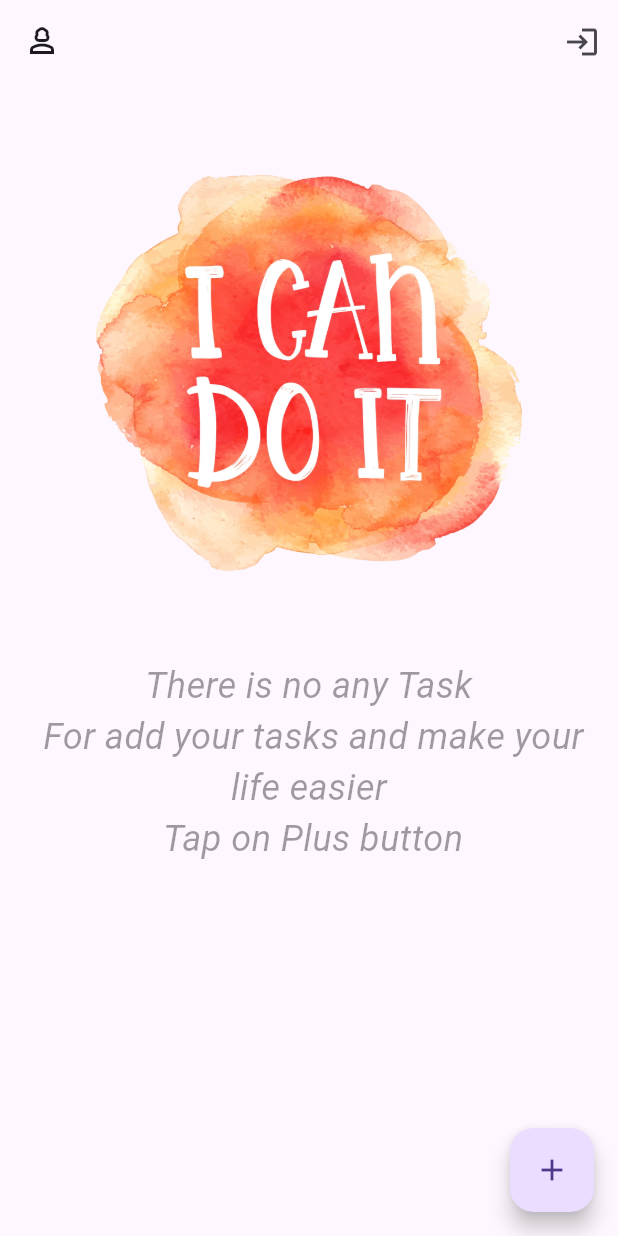
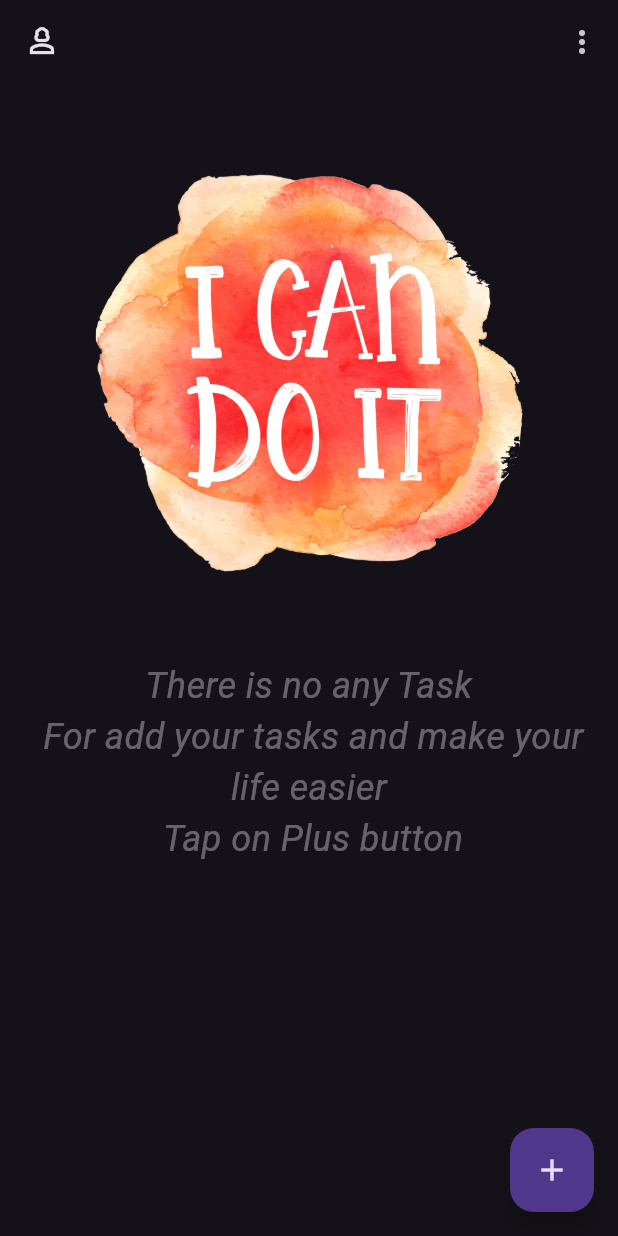
Before and after one commit to mrYasinHamidi/todo_app, a Flutter app: the TasksScreen screen opened by its route, on a phone screen of 412 x 824 dp. Run offline on Flutter 3.47's test engine with Material 3 defaults, Android fonts, the phone set to English and light mode, and no system bars; drawn by our look-alikes of toastification; our stand-ins replace dartz, dropdown_button2, easy_debounce, equatable, firebase_auth, firebase_core and 9 more; accounts and stored records are empty.

Commit message:
dark theme

```diff
--- a/lib/core/app_translate.dart
+++ b/lib/core/app_translate.dart
@@ -35,6 +35,10 @@ mixin AppTranslate {
   static const String logout = 'logout';
   static const String logoutMessage = 'logoutMessage';
   static const String taskPlaceHolderMessage = 'taskPlaceHolderMessage';
+  static const String darkModel = 'darkMode';
+  static const String lightMode = 'lightMode';
+  static const String persian = 'persian';
+  static const String english = 'english';
 
   static const Map<String, dynamic> EN = {
     yes: 'Yes',
@@ -72,7 +76,12 @@ mixin AppTranslate {
     deleteTaskMessage: 'Are you sure that you want to delete this Task?',
     logout: 'Logout',
     logoutMessage: 'Are you sure that you want to logout from application?',
-    taskPlaceHolderMessage:'There is no any Task \n For add your tasks and make your life easier \n Tap on Plus button',
+    taskPlaceHolderMessage:
+        'There is no any Task \n For add your tasks and make your life easier \n Tap on Plus button',
+    darkModel: 'Dark Mode',
+    lightMode: 'LightMode',
+    persian: 'Persian',
+    english: 'English',
   };
   static const Map<String, dynamic> FA = {
     no: 'No',
@@ -110,7 +119,11 @@ mixin AppTranslate {
     deleteTaskMessage: 'Are you sure that you want to delete this Task?',
     logout: 'Logout',
     logoutMessage: 'Are you sure that you want to logout from application?',
-    taskPlaceHolderMessage:'There is no any Task \n For add your tasks and make your life easier \n Tap on Plus button',
-
+    taskPlaceHolderMessage:
+        'There is no any Task \n For add your tasks and make your life easier \n Tap on Plus button',
+    darkModel: 'Dark Mode',
+    lightMode: 'LightMode',
+    persian: 'Persian',
+    english: 'English',
   };
 }
--- a/lib/features/tasks/view/pages/dialog/add_task_dialog.dart
+++ b/lib/features/tasks/view/pages/dialog/add_task_dialog.dart
@@ -7,6 +7,7 @@ import 'package:todo_app/core/app_toast.dart';
 import 'package:todo_app/core/app_translate.dart';
 import 'package:todo_app/features/tasks/data/models/app_task.dart';
 import 'package:todo_app/features/tasks/view/viewModels/addTask/add_task_view_model.dart';
+import 'package:todo_app/global/app_theme.dart';
 import 'package:todo_app/global/widgets/default_text_field.dart';
 import 'package:todo_app/global/widgets/default_time_picker.dart';
 import 'package:todo_app/global/widgets/item_button.dart';
@@ -123,7 +124,9 @@ class _AddTaskDialogState extends State<AddTaskDialog> {
                     MaxGap(8),
                     Text(
                       AppTranslate.addTaskBottomMessage.getString(context),
-                      style: TextStyle(color: Colors.black54),
+                      style: TextStyle(
+                        color: AppTheme.get().themeData.colorScheme.onSurface.withAlpha(100),
+                      ),
                       textAlign: TextAlign.center,
                     ),
                   ],
--- a/lib/features/tasks/view/pages/widgets/tasks_place_holder.dart
+++ b/lib/features/tasks/view/pages/widgets/tasks_place_holder.dart
@@ -1,6 +1,7 @@
 import 'package:flutter/material.dart';
 import 'package:flutter_localization/flutter_localization.dart';
 import 'package:todo_app/core/app_translate.dart';
+import 'package:todo_app/global/app_theme.dart';
 
 class TasksPlaceHolder extends StatelessWidget {
   const TasksPlaceHolder({super.key});
@@ -19,7 +20,7 @@ class TasksPlaceHolder extends StatelessWidget {
             style: TextStyle(
               fontSize: 24,
               fontStyle: FontStyle.italic,
-              color: Colors.black38,
+              color: AppTheme.get().themeData.colorScheme.onSurface.withAlpha(100),
             ),
           ),
         ),
--- a/lib/global/app_theme.dart
+++ b/lib/global/app_theme.dart
@@ -8,15 +8,21 @@ sealed class AppTheme {
   abstract final Color primaryColor;
   final String? fontFamily = null;
 
-  late final ThemeData themeData = ThemeData(primaryColor: primaryColor, fontFamily: fontFamily);
+  abstract final ThemeData themeData;
 }
 
 class DarkTheme extends AppTheme {
   @override
   Color get primaryColor => Colors.red;
+
+  @override
+  ThemeData get themeData => ThemeData.light().copyWith(primaryColor: primaryColor);
 }
 
 class LightTheme extends AppTheme {
   @override
   Color get primaryColor => Colors.blue;
+
+  @override
+  ThemeData get themeData => ThemeData.dark().copyWith(primaryColor: primaryColor);
 }
--- a/lib/global/notification_service.dart
+++ b/lib/global/notification_service.dart
@@ -25,6 +25,8 @@ class NotificationService {
   static Future<void> scheduleNotification(AppTask task) =>
       task.dueDate == null
           ? Future.value()
+          : task.dueDate!.isBefore(DateTime.now())
+          ? Future.value()
           : _notificationsPlugin.zonedSchedule(
             task.getNotificationId(),
             'Time to done your Task',
--- a/lib/global/widgets/default_check_box.dart
+++ b/lib/global/widgets/default_check_box.dart
@@ -1,4 +1,5 @@
 import 'package:flutter/material.dart';
+import 'package:todo_app/global/app_theme.dart';
 
 class DefaultCheckBox extends StatelessWidget {
   final bool value;
@@ -11,8 +12,8 @@ class DefaultCheckBox extends StatelessWidget {
     return Checkbox(
       value: value,
       onChanged: onChanged,
-      activeColor: value == true ? Colors.black : Colors.white,
-      side: BorderSide(width: 2, color: Colors.black12),
+      activeColor: AppTheme.get().themeData.colorScheme.onSurface,
+      side: BorderSide(width: 2, color: AppTheme.get().themeData.colorScheme.onSurface.withAlpha(100)),
       shape: RoundedRectangleBorder(borderRadius: BorderRadius.circular(6)),
     );
   }
```
Also changed, not shown: lib/features/tasks/view/pages/tasks_screen.dart (+41 -1 lines), lib/features/tasks/view/pages/widgets/task_list_item.dart (+4 -43 lines).
